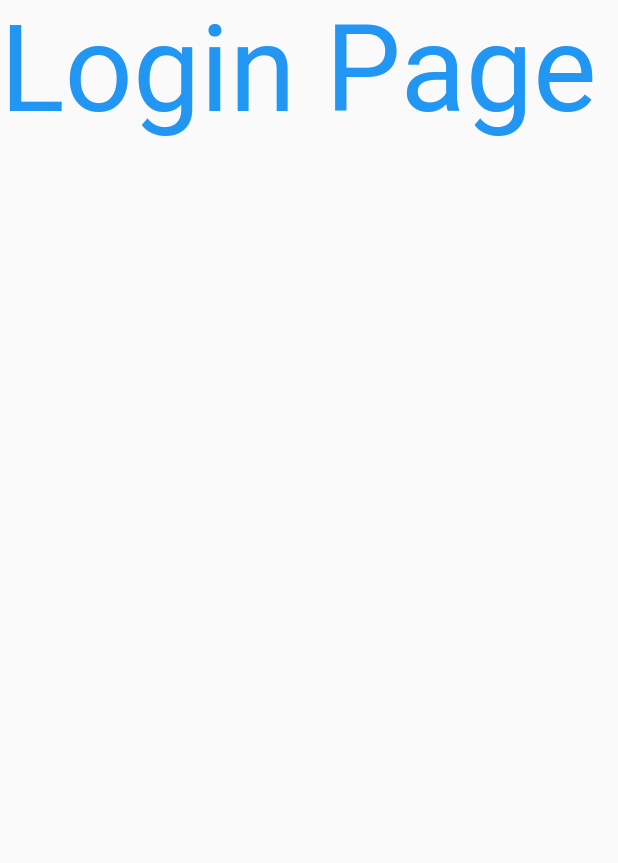
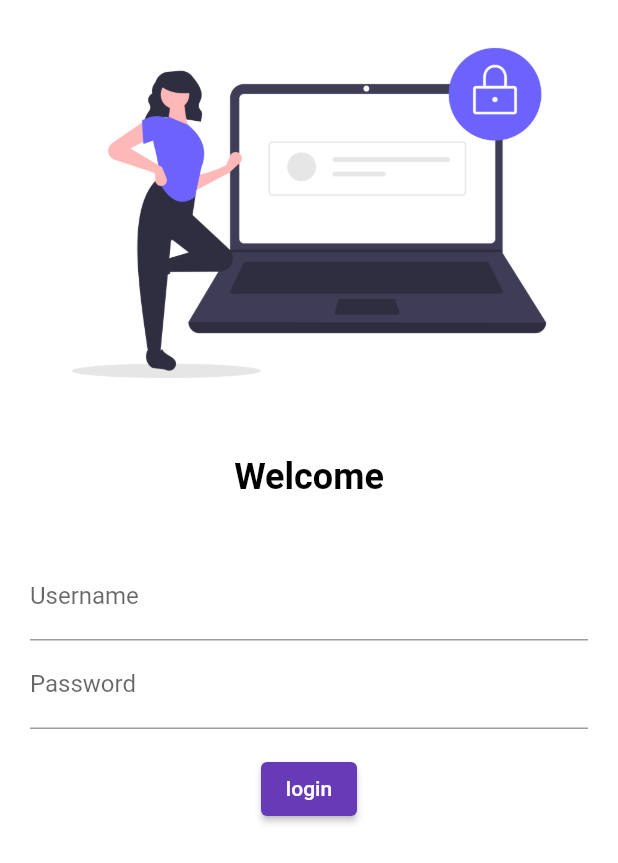
Before and after one commit to roshniverma21/Catalog_App_Flutter, a Flutter app: the screen it shows after launch, on a phone screen of 412 x 824 dp. Shown: the top 863 px of the screen. Run offline on Flutter 3.47's test engine with Material 2 defaults, Android fonts, the phone set to English and light mode, and no system bars; our stand-ins replace google_fonts.

Commit message:
[Roshni] Images, Buttons, login page

```diff
--- a/lib/main.dart
+++ b/lib/main.dart
@@ -1,9 +1,10 @@
 import 'package:flutter/material.dart';
 import 'package:flutter_application_1/pages/home_page.dart';
 import 'package:flutter_application_1/pages/login_page.dart';
+import 'package:google_fonts/google_fonts.dart';
 
 void main() {
-  runApp(MyApp());
+  runApp(const MyApp());
 }
 
 class MyApp extends StatelessWidget {
@@ -14,24 +15,31 @@ class MyApp extends StatelessWidget {
     return MaterialApp(
       // home: home_page(), we have given in route "/" so thsi is homepage toh yaha dene ki need nhi do do jagah
       themeMode: ThemeMode.light,
-      theme: ThemeData(primarySwatch: Colors.green),
+      theme: ThemeData(
+        primarySwatch: Colors.deepPurple,
+        primaryTextTheme: GoogleFonts.latoTextTheme()
+        ),
       debugShowCheckedModeBanner: false,
       //themeMode: ThemeMode.dark,
       //darkTheme: ThemeData(brightness: Brightness.dark),
 
-      // Routes = raste to which page you want to open   and they are already defined eg metro me red, blue lines
+      // Routes = raste to which page you want to open and they are already defined eg metro me red, blue lines
       /*
         1. initial Route:
         2. onUnknownRoute - if route is not found
         3. onGenerateRoute - generate the route
         4. onGenerateInitialRoutes
-
-        "/" this is home route
+        example: "/" this is home route
         */
-      initialRoute: "/login", // to make the application to display thsi page at first
+      // initialRoute: "/login", // to make the application to display thsi page at first
+      // routes: {
+      //   "/": (context) => LoginPage(),
+      //   "/login": (context) => LoginPage(),
+      // },
+      initialRoute: "/login",
       routes: {
-        "/": (context) => LoginPage(),
-        "/login": (context) => LoginPage(),
+        "/": (context) => const HomePage(),
+        "/login": (context) => const LoginPage()
       },
     );
   }
--- a/lib/pages/login_page.dart
+++ b/lib/pages/login_page.dart
@@ -1,18 +1,65 @@
 import 'package:flutter/material.dart';
-import 'package:flutter/src/widgets/container.dart';
-import 'package:flutter/src/widgets/framework.dart';
 
 class LoginPage extends StatelessWidget {
+  const LoginPage({super.key});
+
   @override
   Widget build(BuildContext context) {
-    return const Material(
-      child: Text(
-        "Login Page",
-        style: TextStyle(
-          fontSize: 40, //this makes it unresponsive
-          color: Colors.blue
+    return Material(
+      // child: Text(
+      //   "Login Page",
+      //   style: TextStyle(
+      //     fontSize: 40, //this makes it unresponsive
+      //     color: Colors.blue
+      //     ),
+      //     textScaleFactor: 2.0,//to increase the text size by double
+      // ),
+      color: Colors.white,
+      child: Column(
+        children: [
+          Image.asset("assets/images/login_page.png", fit: BoxFit.cover),
+          //fit: BoxFit.
+          //1. cover - crop kr dega but pura mast ayega
+          //2. fill - bhar dega without cropt kare image ko
+          //3. scale down - size kam kr dega
+          //4. cointained
+          //5. fitHeight
+
+          const SizedBox(height: 20),
+
+          const Text(
+            "Welcome",
+            style: TextStyle(
+              fontSize: 24, //this makes it unresponsive
+              color: Colors.black,
+              fontWeight: FontWeight.bold,
+            ),
           ),
-          textScaleFactor: 2.0,//to increase teh text size by double
+
+          const SizedBox(height: 20),
+
+          Padding(
+            padding: const EdgeInsets.symmetric(vertical: 16.0, horizontal: 20),
+            child: Column(children: [
+              TextFormField(
+                decoration: const InputDecoration(
+                    hintText: "Enter username", labelText: 'Username'),
+              ),
+              TextFormField(
+                obscureText: true,
+                decoration: const InputDecoration(
+                    hintText: "Enter password", labelText: 'Password'),
+              ),
+            ]),
+          ),
+
+          ElevatedButton(
+            child: Text("login"),
+            style: TextButton.styleFrom(),
+            onPressed: () {
+            },
+            )
+        ],
       ),
     );
   }
--- a/pubspec.yaml
+++ b/pubspec.yaml
@@ -36,6 +36,7 @@ dependencies:
   # The following adds the Cupertino Icons font to your application.
   # Use with the CupertinoIcons class for iOS style icons.
   cupertino_icons: ^1.0.2
+  google_fonts: ^3.0.1
 
 dev_dependencies:
   flutter_test:
@@ -60,8 +61,8 @@ flutter:
   uses-material-design: true
 
   # To add assets to your application, add an assets section, like this:
-  # assets:
-  #   - images/a_dot_burr.jpeg
+  assets:
+      - assets/images/
   #   - images/a_dot_ham.jpeg
 
   # An image asset can refer to one or more resolution-specific "variants", see
```
Also changed, not shown: lib/pages/dart_basics.dart (+18 -11 lines), lib/pages/home_page.dart (+7 -8 lines), assets/images/login_page.png (added), pubspec.lock, 7 other files.
